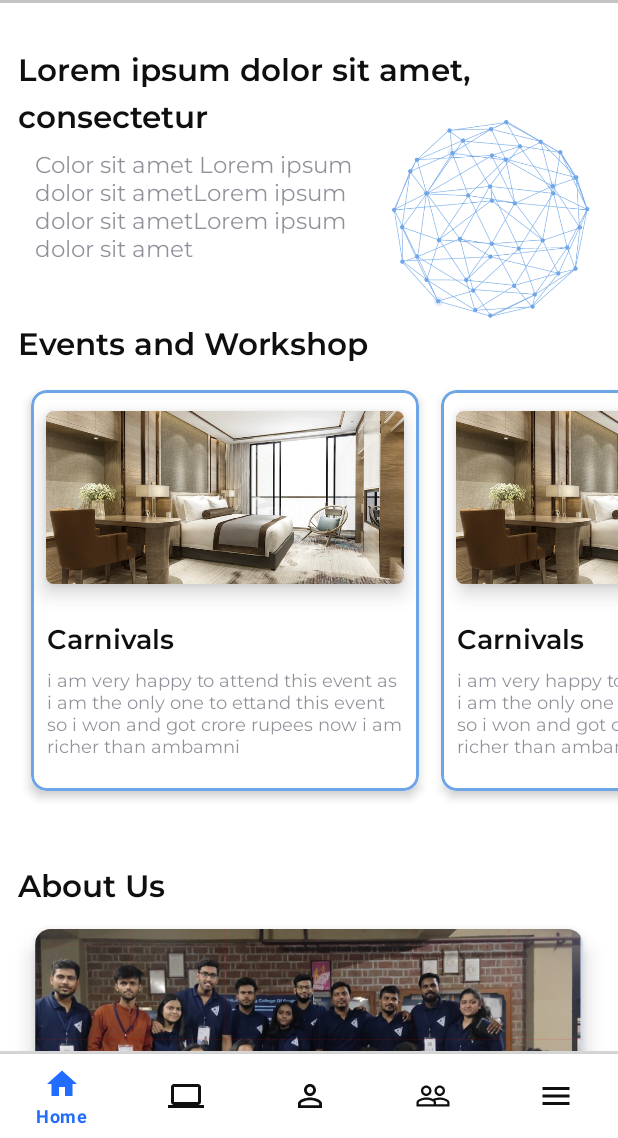
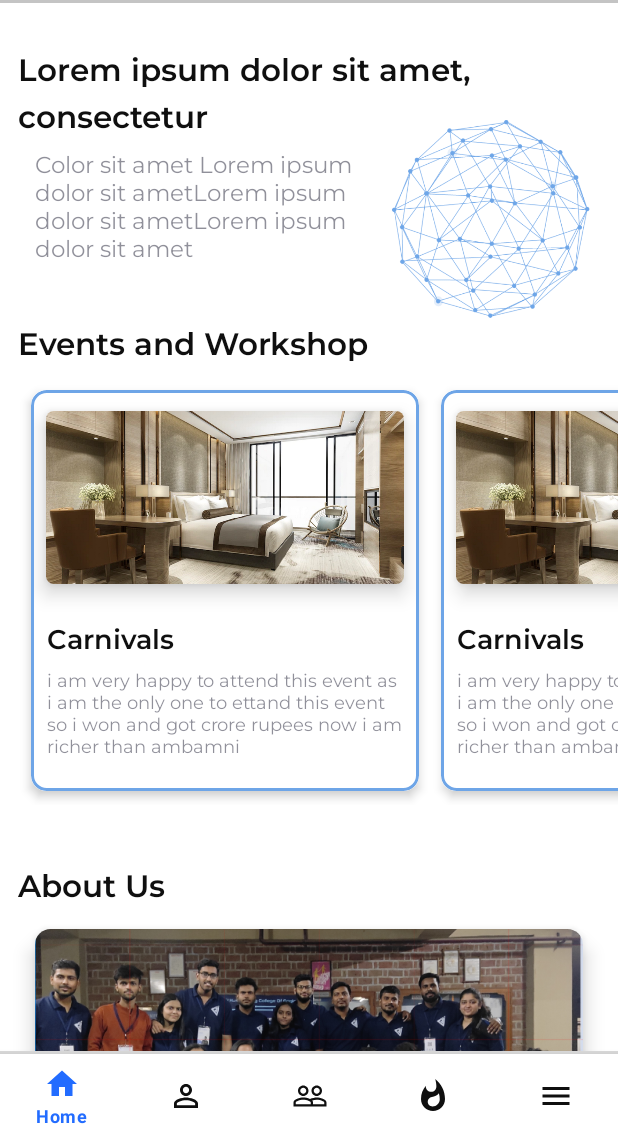
Before and after one commit to itssinghankit/CSI, an Android app: the screen it shows after launch (MainActivity), on a phone screen of 412 x 824 dp, the part 98-1236 px from its top. Run offline under Robolectric (Android 15) with nearby library versions, the phone set to English and light mode, and no system bars; our stand-ins replace navigation-ui, sdp/ssp sizes.

Commit message:
achevement frsg added

```diff
--- a/app/src/main/res/layout/activity_main.xml
+++ b/app/src/main/res/layout/activity_main.xml
@@ -7,14 +7,6 @@
     android:layout_height="match_parent"
     tools:context=".MainActivity">
 
-    <TextView
-      android:layout_width="wrap_content"
-      android:layout_height="wrap_content"
-      android:text="Hello World!"
-      app:layout_constraintBottom_toBottomOf="parent"
-      app:layout_constraintStart_toStartOf="parent"
-      app:layout_constraintEnd_toEndOf="parent"
-      app:layout_constraintTop_toTopOf="parent" />
 
     <androidx.fragment.app.FragmentContainerView
         android:id="@+id/ourfragments"
--- a/app/src/main/res/menu/menu.xml
+++ b/app/src/main/res/menu/menu.xml
@@ -5,10 +5,6 @@
         android:id="@+id/homeFragment"
         android:icon="@drawable/baseline_home_24"
         android:title="Home"/>
-    <item
-        android:id="@+id/domainsFragment"
-        android:icon="@drawable/baseline_domain_24"
-        android:title="Domains"/>
     <item
         android:id="@+id/teamFragment"
         android:icon="@drawable/baseline_team_24"
@@ -18,6 +14,10 @@
         android:icon="@drawable/baseline_community_24"
         android:title="Community"/>
     <item
+        android:id="@+id/achievementFragment"
+        android:icon="@drawable/baseline_achievement_24"
+        android:title="Achievement"/>
+    <item
         android:id="@+id/moreFragment"
         android:icon="@drawable/baseline_more_24"
         android:title="More"/>
--- a/app/src/main/res/navigation/nav_graph.xml
+++ b/app/src/main/res/navigation/nav_graph.xml
@@ -10,11 +10,6 @@
         android:name="com.example.csi.fragments.CommunityFragment"
         android:label="fragment_community"
         tools:layout="@layout/fragment_community" />
-    <fragment
-        android:id="@+id/domainsFragment"
-        android:name="com.example.csi.fragments.DomainsFragment"
-        android:label="fragment_domains"
-        tools:layout="@layout/fragment_domains" />
     <fragment
         android:id="@+id/homeFragment"
         android:name="com.example.csi.fragments.HomeFragment"
@@ -30,4 +25,9 @@
         android:name="com.example.csi.fragments.TeamFragment"
         android:label="fragment_team"
         tools:layout="@layout/fragment_team" />
+    <fragment
+        android:id="@+id/achievementFragment"
+        android:name="com.example.csi.fragments.AchievementFragment"
+        android:label="fragment_achievement"
+        tools:layout="@layout/fragment_achievement" />
 </navigation>
```
Also changed, not shown: app/src/main/java/com/example/csi/fragments/AchievementFragment.kt (+5 -36 lines).
